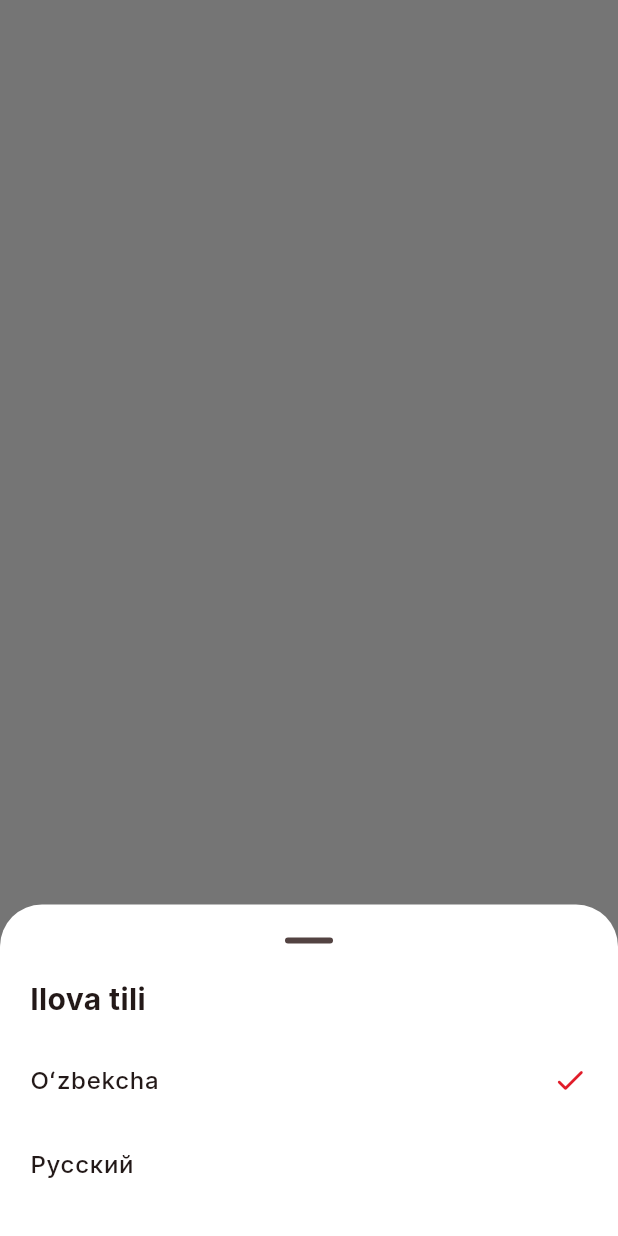
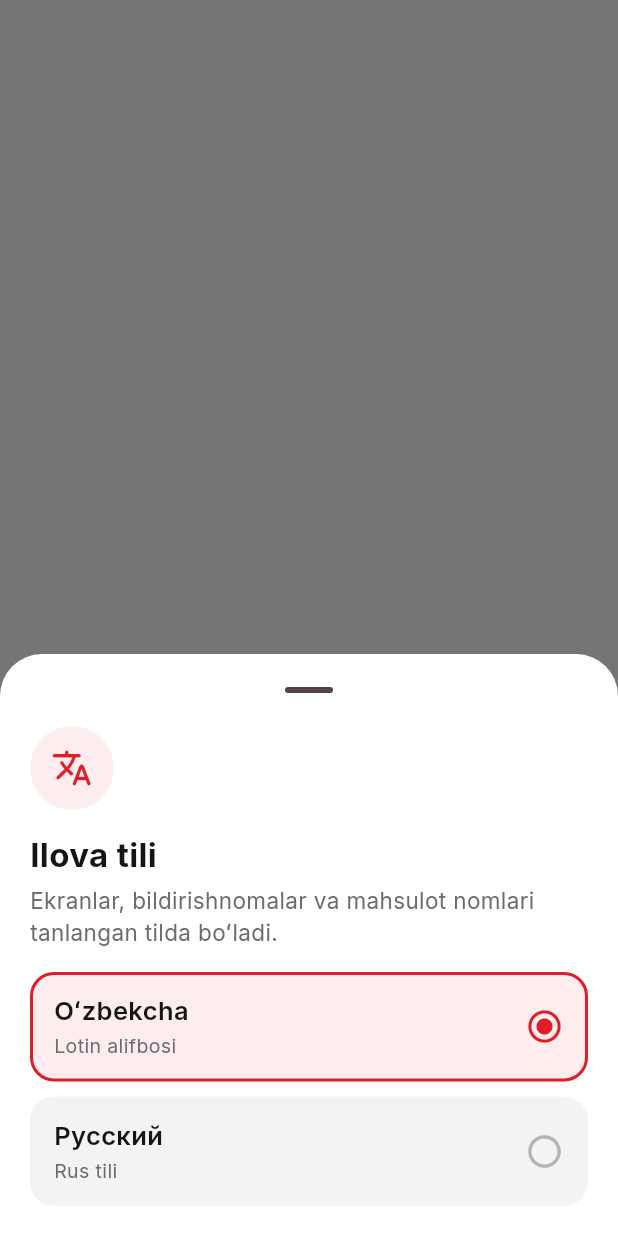
Before and after one commit to sanedidi/super-market, a Flutter app: what pickLanguage() shows on an empty page, opened directly, on a phone screen of 412 x 824 dp. Run offline on Flutter 3.47's test engine with Material 3 defaults, Android fonts, the light colour scheme and no system bars; our stand-ins replace firebase_core, firebase_messaging, flutter_map, flutter_svg, geolocator, image_picker and 5 more; missing offline and left inert: dart:ffi, mobile_scanner, yandex_mapkit; accounts and stored records are empty; network calls fail; project files that could hold a hidden picture were left out.

Commit message:
i18n: выбор языка по макету — шторка, окно на кассе, меню пользователя в панели

```diff
--- a/apps/client/lib/screens/profile_screen.dart
+++ b/apps/client/lib/screens/profile_screen.dart
@@ -351,7 +351,11 @@ class _SettingsScreenState extends State<SettingsScreen> {
           title: tr('Язык приложения', 'Ilova tili'),
           trailing: value(Lang.names[Lang.instance.code]!),
           divider: divider,
-          onTap: () => _pick(tr('Язык приложения', 'Ilova tili'), Lang.names, Lang.instance.code, _setLanguage),
+          onTap: () async {
+            // Шторка из sm_core (Figma Я2): сразу меняет язык; у вошедшего сохраняем в профиль.
+            final v = await pickLanguage(context);
+            if (v != null) await _setLanguage(v);
+          },
         );
     return Scaffold(
       body: SafeArea(
--- a/apps/core/lib/src/i18n.dart
+++ b/apps/core/lib/src/i18n.dart
@@ -91,7 +91,9 @@ String pickLang(Map<String, dynamic> m, String field) {
   return '${m[field] ?? ''}';
 }
 
-/// Шторка выбора языка. Возвращает выбранный код или null.
+/// Шторка выбора языка (Figma «Язык приложения · Til», Я2/Я4/Я6): иконка,
+/// заголовок, пояснение и два варианта. Нажатие сразу применяет язык и
+/// закрывает шторку. Возвращает выбранный код или null.
 Future<String?> pickLanguage(BuildContext context) async {
   final picked = await showSheet<String>(
     context,
@@ -99,27 +101,76 @@ Future<String?> pickLanguage(BuildContext context) async {
       mainAxisSize: MainAxisSize.min,
       crossAxisAlignment: CrossAxisAlignment.stretch,
       children: [
-        Padding(
-          padding: const EdgeInsets.only(bottom: 12),
-          child: Text(
-            tr('Язык приложения', 'Ilova tili'),
-            style: const TextStyle(fontSize: 20, fontWeight: FontWeight.w700),
-          ),
+        SheetHeader(
+          icon: Icons.translate_rounded,
+          title: tr('Язык приложения', 'Ilova tili'),
+          text: tr('Экраны, уведомления и названия товаров будут на выбранном языке.',
+              'Ekranlar, bildirishnomalar va mahsulot nomlari tanlangan tilda boʻladi.'),
         ),
-        for (final code in Lang.supported)
-          ListTile(
-            contentPadding: EdgeInsets.zero,
-            title: Text(Lang.names[code]!, style: const TextStyle(fontSize: 16, fontWeight: FontWeight.w500)),
-            trailing: code == Lang.instance.code
-                ? Icon(Icons.check_rounded, color: Theme.of(ctx).colorScheme.primary)
-                : null,
-            onTap: () => Navigator.of(ctx).pop(code),
-          ),
+        const SizedBox(height: 16),
+        _LangOption(
+          title: Lang.names[Lang.uz]!,
+          caption: tr('Узбекский · латиница', 'Lotin alifbosi'),
+          selected: Lang.instance.isUz,
+          onTap: () => Navigator.of(ctx).pop(Lang.uz),
+        ),
+        const SizedBox(height: 10),
+        _LangOption(
+          title: Lang.names[Lang.ru]!,
+          caption: tr('Русский язык', 'Rus tili'),
+          selected: Lang.instance.isRu,
+          onTap: () => Navigator.of(ctx).pop(Lang.ru),
+        ),
       ],
     ),
   );
   if (picked != null) await Lang.instance.set(picked);
   return picked;
+}
+
+/// Вариант в шторке языка: выбранный — с рамкой цвета бренда и отметкой.
+class _LangOption extends StatelessWidget {
+  const _LangOption({required this.title, required this.caption, required this.selected, required this.onTap});
+
+  final String title;
+  final String caption;
+  final bool selected;
+  final VoidCallback onTap;
+
+  @override
+  Widget build(BuildContext context) {
+    final primary = Theme.of(context).colorScheme.primary;
+    final radius = BorderRadius.circular(16);
+    return Material(
+      color: selected ? primary.withValues(alpha: 0.08) : const Color(0xFFF3F3F4),
+      shape: RoundedRectangleBorder(
+        borderRadius: radius,
+        side: selected ? BorderSide(color: primary, width: 2) : BorderSide.none,
+      ),
+      child: InkWell(
+        borderRadius: radius,
+        onTap: onTap,
+        child: Padding(
+          padding: const EdgeInsets.fromLTRB(16, 14, 16, 14),
+          child: Row(children: [
+            Expanded(
+              child: Column(crossAxisAlignment: CrossAxisAlignment.start, children: [
+                Text(title, style: const TextStyle(fontSize: 17, fontWeight: FontWeight.w600, color: Color(0xFF151515))),
+                const SizedBox(height: 2),
+                Text(caption, style: const TextStyle(fontSize: 13, color: Color(0xFF6B6B70))),
+              ]),
+            ),
+            const SizedBox(width: 12),
+            Icon(
+              selected ? Icons.radio_button_checked_rounded : Icons.radio_button_unchecked_rounded,
+              size: 26,
+              color: selected ? primary : const Color(0xFFB3B3B8),
+            ),
+          ]),
+        ),
+      ),
+    );
+  }
 }
 
 /// Готовый пункт настроек «Язык / Til» с текущим языком справа.
--- a/apps/store/lib/screens/more_screen.dart
+++ b/apps/store/lib/screens/more_screen.dart
@@ -85,7 +85,7 @@ class MoreScreen extends StatelessWidget {
               onTap: st.stores.length > 1 ? () => pickStore(context) : null,
             ),
             ListTile(
-              leading: const Icon(Icons.language_rounded),
+              leading: const Icon(Icons.translate_rounded),
               title: Text(tr('Язык', 'Til'), style: AppText.bodyStrong),
               subtitle: Text(Lang.names[Lang.instance.code]!, style: AppText.small),
               trailing: const Icon(Icons.chevron_right_rounded, color: AppColors.muted),
```
Also changed, not shown: apps/courier/lib/crowd/crowd_profile.dart (+6 -2 lines), apps/courier/lib/screens/profile_screen.dart (+7 -2 lines), apps/pos/lib/ui/language_dialog.dart (added, +78 -0 lines), apps/pos/lib/ui/shift_menu_screen.dart (+5 -2 lines), 2 other files.
